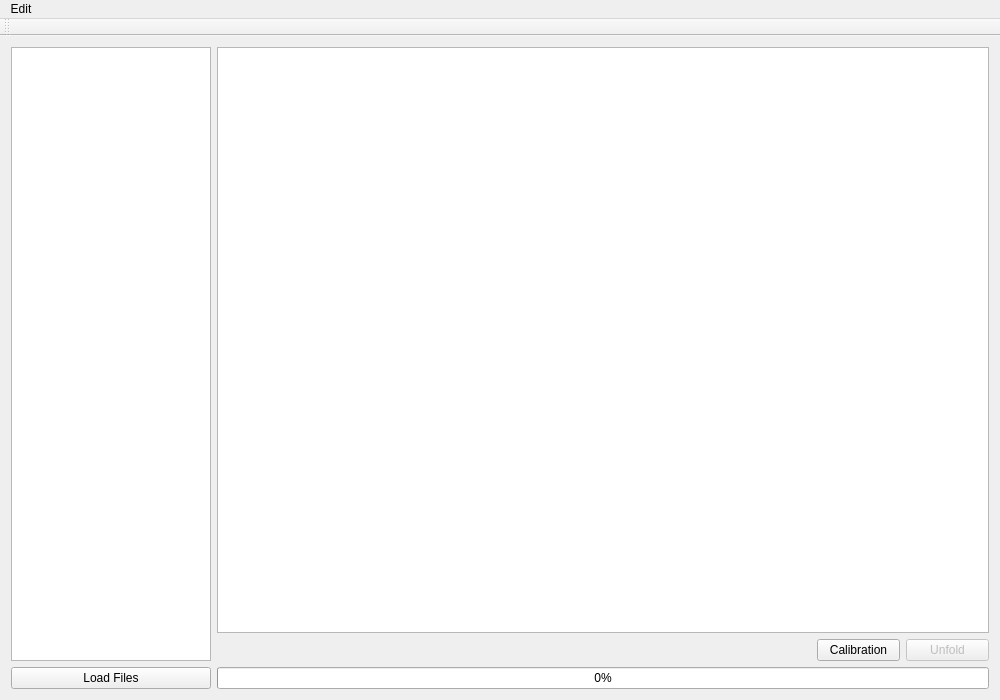
This is Qt/GUI/ConsoleUnfoldingGUI/mainwindow.ui in LHulk/Bachelorarbeit as Qt 5 draws it before an edit. The edited form follows.
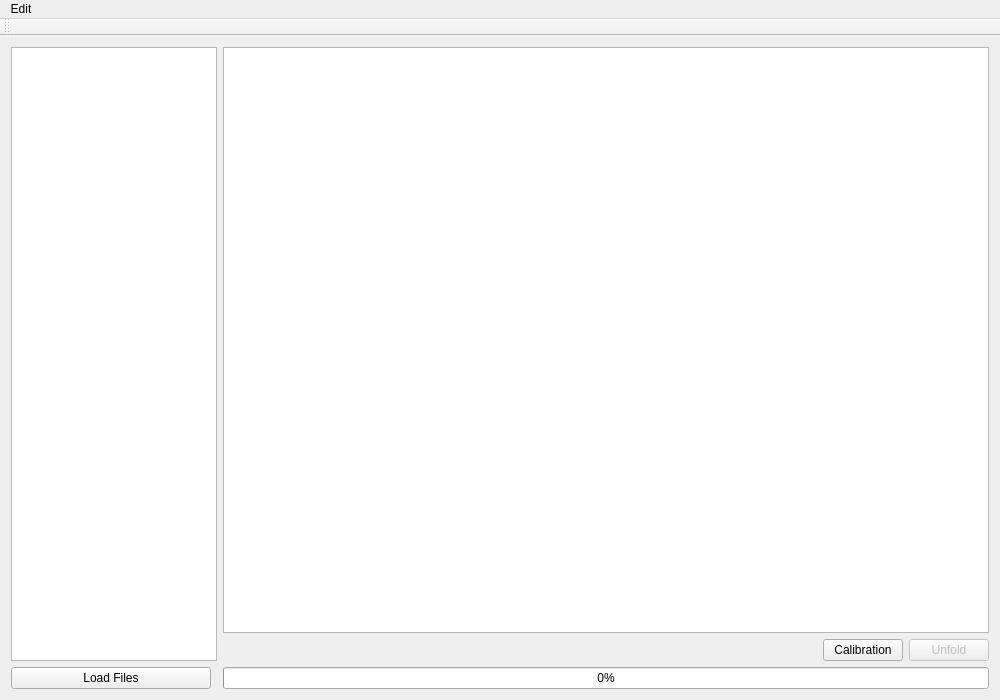
This is the edited form.

Patch:
```diff
--- a/Qt/GUI/ConsoleUnfoldingGUI/mainwindow.ui
+++ b/Qt/GUI/ConsoleUnfoldingGUI/mainwindow.ui
@@ -39,14 +39,7 @@
        <enum>QLayout::SetFixedSize</enum>
       </property>
       <item>
-       <widget class="QTreeView" name="treeView">
-        <property name="maximumSize">
-         <size>
-          <width>200</width>
-          <height>16777215</height>
-         </size>
-        </property>
-       </widget>
+       <widget class="QListView" name="listViewFiles"/>
       </item>
       <item>
        <widget class="QPushButton" name="ButtonLoadFiles">
```
Left out of the diff: 2 changed lines with no effect on the pictures.
